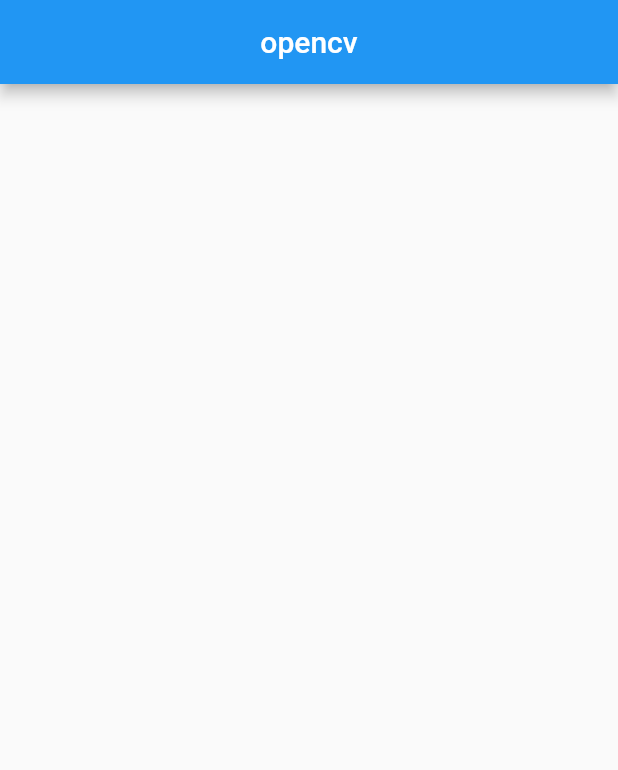
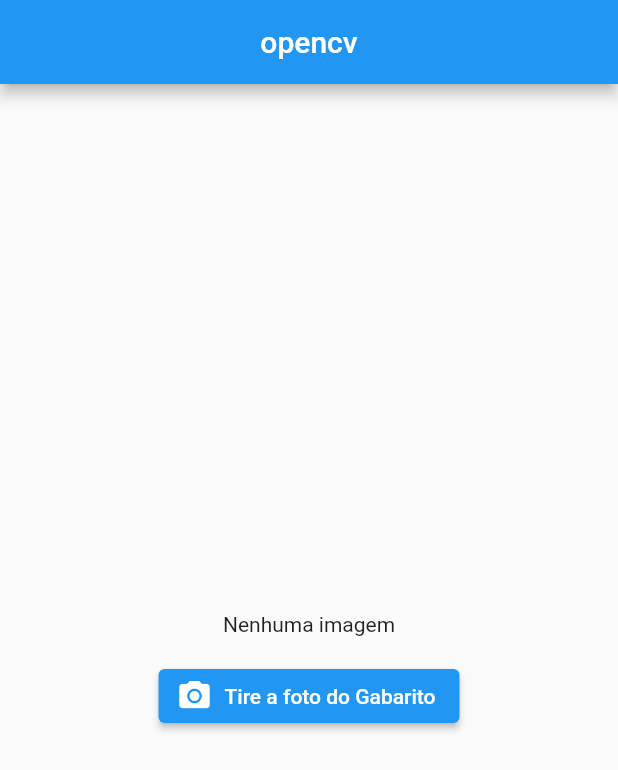
Before and after one commit to Danielmtdc16/proof_correction, a Flutter app: the screen it shows after launch, on a phone screen of 412 x 824 dp. Shown: the top 770 px of the screen. Run offline on Flutter 3.47's test engine with Material 2 defaults, Android fonts, the phone set to English and light mode, and no system bars; our stand-ins replace image_picker; missing offline and left inert: opencv_4.

Commit message:
obtendo a imagem da câmera.

```diff
--- a/lib/pages/home_page.dart
+++ b/lib/pages/home_page.dart
@@ -2,7 +2,6 @@ import 'package:flutter/material.dart';
 import 'package:opencv_4/opencv_4.dart';
 import 'package:image_picker/image_picker.dart';
 import 'dart:io';
-
 
 class HomePage extends StatefulWidget {
   const HomePage({Key? key}) : super(key: key);
@@ -12,11 +11,10 @@ class HomePage extends StatefulWidget {
 }
 
 class _HomePageState extends State<HomePage> {
-
   final _picker = ImagePicker();
   File? _image;
 
-  Future<void> _getImage(ImageSource source) async{
+  Future<void> _getImage(ImageSource source) async {
     final pickedFile = await _picker.pickImage(source: source);
     _image = pickedFile != null ? File(pickedFile.path) : null;
   }
@@ -28,10 +26,20 @@ class _HomePageState extends State<HomePage> {
         centerTitle: true,
         title: const Text("opencv"),
       ),
-      body: const SingleChildScrollView(
+      body: Center(
         child: Column(
+          crossAxisAlignment: CrossAxisAlignment.center,
+          mainAxisAlignment: MainAxisAlignment.center,
           children: [
-
+            Container(
+              padding: const EdgeInsets.all(16),
+              child: _image != null ? Image.file(_image!) : const Text("Nenhuma imagem"),
+            ),
+            ElevatedButton.icon(
+              onPressed: () => _getImage(ImageSource.camera),
+              icon: const Icon(Icons.camera_alt),
+              label: const Text("Tire a foto do Gabarito"),
+            )
           ],
         ),
       ),
--- a/pubspec.yaml
+++ b/pubspec.yaml
@@ -37,6 +37,7 @@ dependencies:
   cupertino_icons: ^1.0.2
   image_picker: ^0.8.7+3
   opencv_4: ^1.0.0
+  get:
 
 dev_dependencies:
   flutter_test:
```
Also changed, not shown: pubspec.lock.
